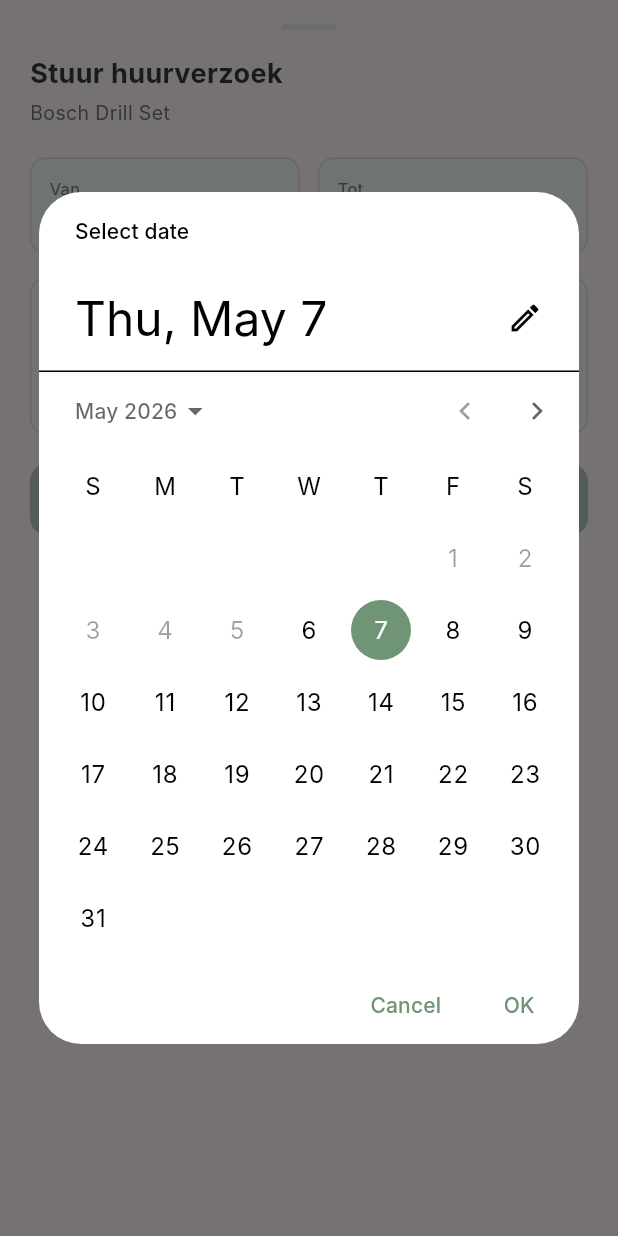
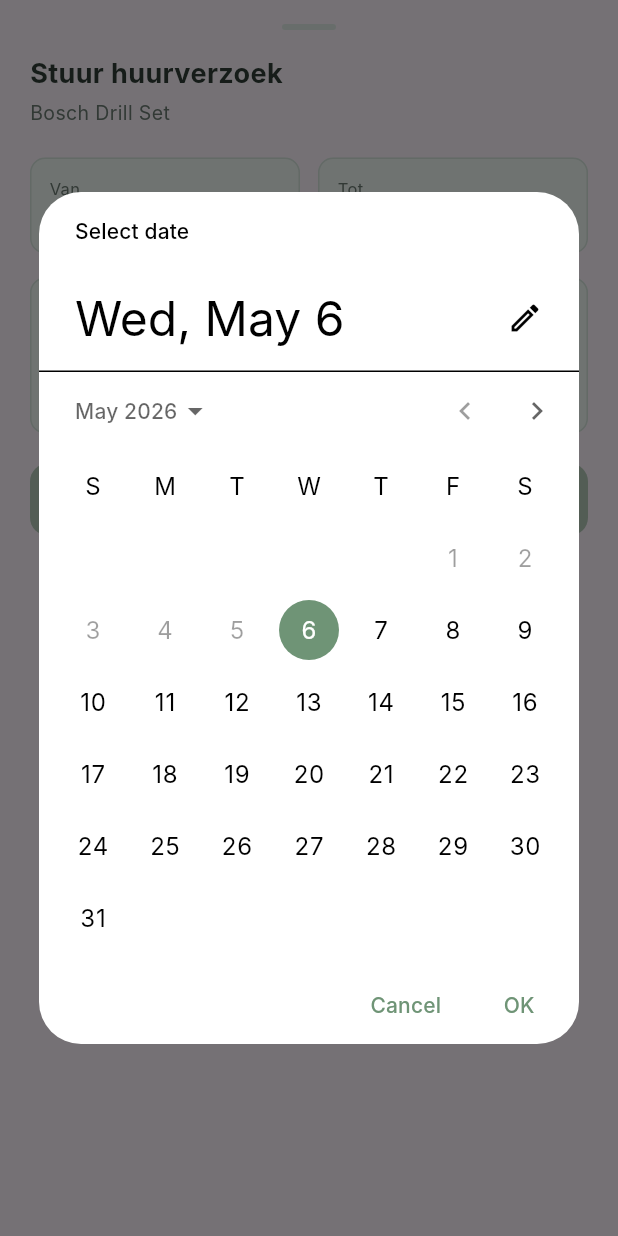
Before and after one commit to s14AP/peerby_intro_mobile, a Flutter app: the ReservationRequestSheet widget shown alone on an empty page, opened directly with sample values from the repository, after a tap on "Tot", on a phone screen of 412 x 824 dp. Run offline on Flutter 3.47's test engine with Material 3 defaults, Android fonts, the phone set to English and light mode, and no system bars; our stand-ins replace cloud_firestore, device_preview, firebase_auth, firebase_core, flutter_dotenv, geolocator and 1 more; missing offline and left inert: dart:html; accounts and stored records are empty; network calls fail; Roboto replaces fonts that are missing (Inter).

Commit message:
fix bugs

```diff
--- a/re_use/lib/screens/homepage/homepage.dart
+++ b/re_use/lib/screens/homepage/homepage.dart
@@ -369,7 +369,7 @@ class _HomePageState extends State<HomePage> {
                             final bool hasDecimals =
                                 item.price.truncateToDouble() != item.price;
                             final String priceText = item.price == 0
-                                ? 'Free'
+                                ? 'Gratis'
                                 : '€${item.price.toStringAsFixed(hasDecimals ? 2 : 0)} / ${item.typePayment.name}';
 
                             return GestureDetector(
--- a/re_use/lib/screens/reservations/reservation_request_sheet.dart
+++ b/re_use/lib/screens/reservations/reservation_request_sheet.dart
@@ -25,17 +25,23 @@ class _ReservationRequestSheetState extends State<ReservationRequestSheet> {
   static const Color _border = Color(0xFFD7E6DE);
   static const Color _fill = Color(0xFFF3FAF7);
 
-  String _fmt(DateTime d) =>
-      '${d.day.toString().padLeft(2, '0')}/${d.month.toString().padLeft(2, '0')}/${d.year}';
+  String _fmt(DateTime d) {
+    final String date =
+        '${d.day.toString().padLeft(2, '0')}/${d.month.toString().padLeft(2, '0')}/${d.year}';
+    if (widget.item.typePayment == TypePayment.uur) {
+      return '$date  ${d.hour.toString().padLeft(2, '0')}:${d.minute.toString().padLeft(2, '0')}';
+    }
+    return date;
+  }
 
   Future<void> _pickDate({required bool isStart}) async {
     final DateTime now = DateTime.now();
-    final DateTime? picked = await showDatePicker(
+    final bool isUur = widget.item.typePayment == TypePayment.uur;
+
+    final DateTime? pickedDate = await showDatePicker(
       context: context,
-      initialDate: isStart
-          ? now
-          : (_startDate ?? now).add(const Duration(days: 1)),
-      firstDate: now,
+      initialDate: isStart ? now : (_startDate ?? now),
+      firstDate: isStart ? now : (_startDate ?? now),
       lastDate: now.add(const Duration(days: 365)),
       builder: (BuildContext context, Widget? child) => Theme(
         data: Theme.of(context).copyWith(
@@ -44,11 +50,35 @@ class _ReservationRequestSheetState extends State<ReservationRequestSheet> {
         child: child!,
       ),
     );
-    if (picked == null) return;
+    if (pickedDate == null) return;
+
+    DateTime picked = pickedDate;
+
+    if (isUur) {
+      final TimeOfDay? pickedTime = await showTimePicker(
+        context: context,
+        initialTime: TimeOfDay.now(),
+        builder: (BuildContext context, Widget? child) => Theme(
+          data: Theme.of(context).copyWith(
+            colorScheme: const ColorScheme.light(primary: Color(0xFF6F9476)),
+          ),
+          child: child!,
+        ),
+      );
+      if (pickedTime == null) return;
+      picked = DateTime(
+        pickedDate.year,
+        pickedDate.month,
+        pickedDate.day,
+        pickedTime.hour,
+        pickedTime.minute,
+      );
+    }
+
     setState(() {
       if (isStart) {
         _startDate = picked;
-        if (_endDate != null && _endDate!.isBefore(picked)) {
+        if (_endDate != null && !_endDate!.isAfter(picked)) {
           _endDate = null;
         }
       } else {
```
Also changed, not shown: re_use/lib/screens/profilepage/profile_page.dart (+9 -3 lines), re_use/lib/screens/reservations/item_reservations_sheet.dart (+12 -4 lines).
